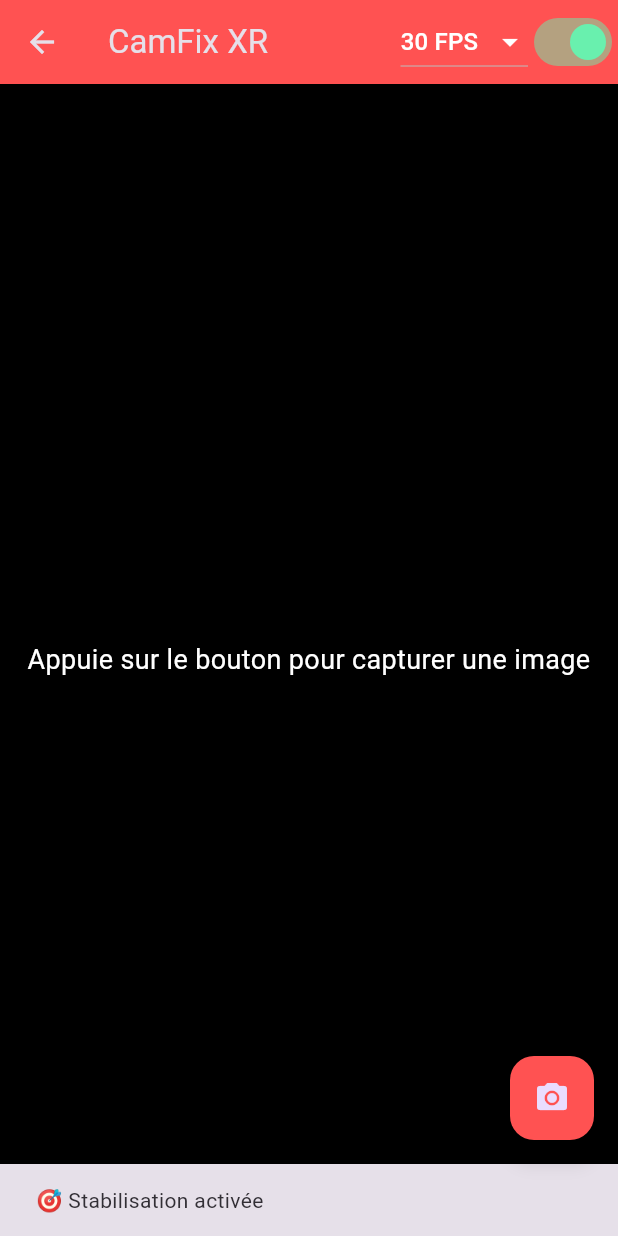
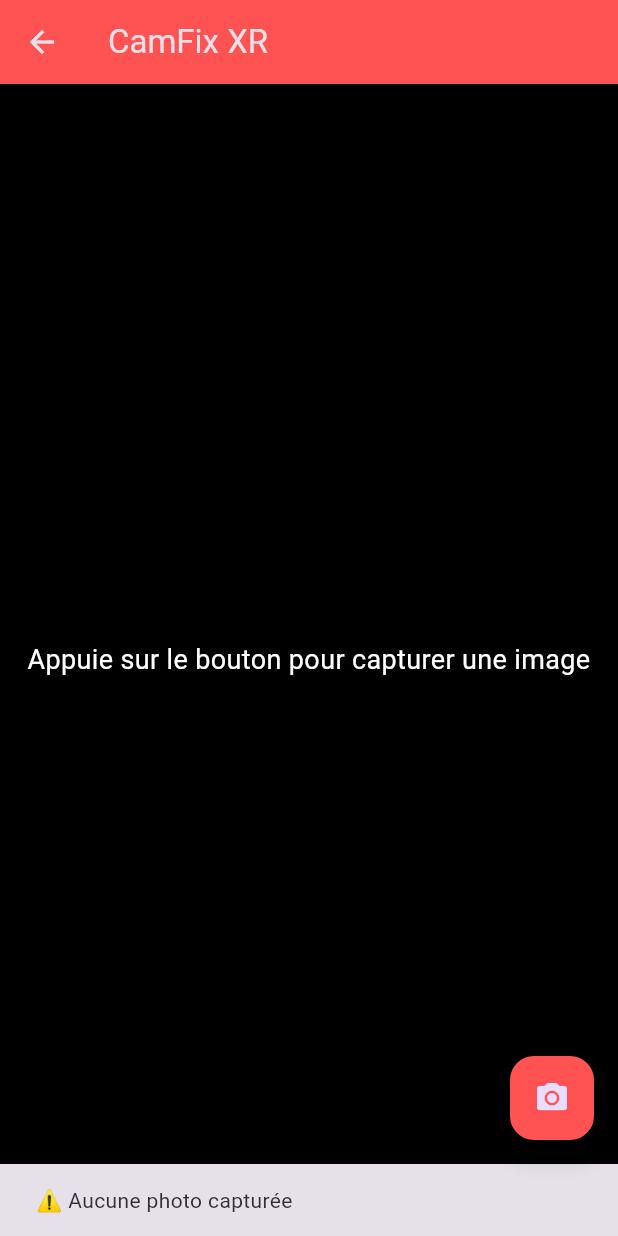
Before and after one commit to her0-00/app_cam_fix, a Flutter app: the CameraScreen screen opened directly, after a tap on the "camera alt" icon, on a phone screen of 412 x 824 dp. Run offline on Flutter 3.47's test engine with Material 3 defaults, Android fonts, the light colour scheme and no system bars; our stand-ins replace image_picker; missing offline and left inert: gal.

```diff
--- a/lib/camera_screen.dart
+++ b/lib/camera_screen.dart
@@ -12,36 +12,20 @@
 
 class _CameraScreenState extends State<CameraScreen> {
   File? _capturedImage;
-  int _selectedFPS = 30;
-  bool _isStabilized = true;
 
   @override
   void initState() {
     super.initState();
-    _setCameraFPS(_selectedFPS);
-    _setStabilization(_isStabilized);
+    _configureCamera(); // ⚙️ Configure 240 FPS au démarrage
   }
 
-  Future<void> _setCameraFPS(int fps) async {
+  Future<void> _configureCamera() async {
     const platform = MethodChannel('camfixxr/camera');
     try {
-      await platform.invokeMethod('setFPS', {'fps': fps});
-      print('✅ FPS réglé sur $fps');
+      await platform.invokeMethod('configure240FPS');
+      print('✅ Caméra configurée à 240 FPS');
     } catch (e) {
-      print('Erreur configuration FPS : $e');
-    }
-  }
-
-  Future<void> _setStabilization(bool enabled) async {
-    const platform = MethodChannel('camfixxr/camera');
-    try {
-      await platform.invokeMethod('setStabilization', {'enabled': enabled});
-      setState(() => _isStabilized = enabled);
-      ScaffoldMessenger.of(context).showSnackBar(
-        SnackBar(content: Text(enabled ? '🎯 Stabilisation activée' : '🚫 Stabilisation désactivée')),
-      );
-    } catch (e) {
-      print('Erreur stabilisation : $e');
+      print('Erreur configuration caméra : $e');
     }
   }
 
@@ -82,30 +66,6 @@
       appBar: AppBar(
         title: Text('CamFix XR'),
         backgroundColor: Colors.redAccent,
-        actions: [
-          DropdownButton<int>(
-            value: _selectedFPS,
-            dropdownColor: Colors.black,
-            iconEnabledColor: Colors.white,
-            items:  [15, 30, 60,90,140,180,200,240,280].map((fps) {
-              return DropdownMenuItem(
-                value: fps,
-                child: Text('$fps FPS', style: TextStyle(color: Colors.white)),
-              );
-            }).toList(),
-            onChanged: (fps) {
-              if (fps != null) {
-                setState(() => _selectedFPS = fps);
-                _setCameraFPS(fps);
-              }
-            },
-          ),
-          Switch(
-            value: _isStabilized,
-            onChanged: (value) => _setStabilization(value),
-            activeColor: Colors.greenAccent,
-          ),
-        ],
       ),
       body: Center(
         child: _capturedImage != null
```
Also changed, not shown: 1 other file.
